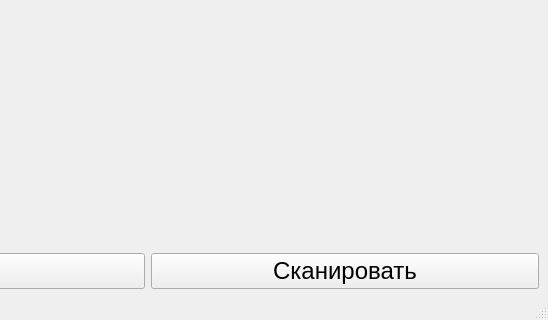
First picture: the form in resources/templates/window_main.ui, repository SurgeonMPT/SearchCells, before the edit; both pictures show x 252 to 800 and y 280 to 600 of the 800 by 600 pixel window.
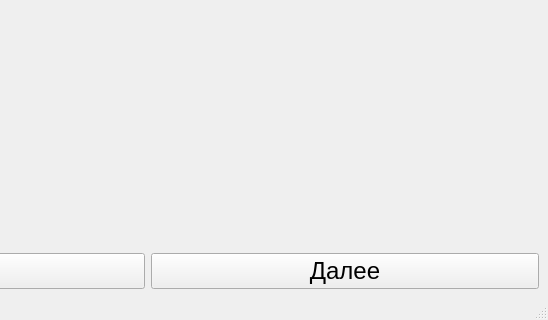
Second picture: the form after the edit.

```diff
--- a/resources/templates/window_main.ui
+++ b/resources/templates/window_main.ui
@@ -96,7 +96,7 @@
          </font>
         </property>
         <property name="text">
-         <string>Сканировать</string>
+         <string>Далее</string>
         </property>
        </widget>
       </item>
```
Left out of the diff: 2 changed lines with no effect on the pictures.
